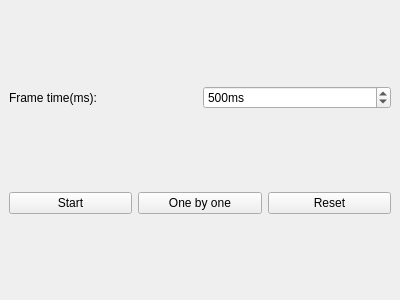
The window that Polyhedron/demo/Polyhedron/Plugins/Operations_on_polyhedra/Animate_widget.ui (CGAL/cgal) describes before a commit, drawn with Qt 5.
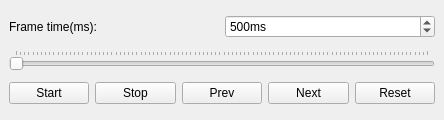
The same window after the commit.

The edit to the form file:
```diff
--- a/Polyhedron/demo/Polyhedron/Plugins/Operations_on_polyhedra/Animate_widget.ui
+++ b/Polyhedron/demo/Polyhedron/Plugins/Operations_on_polyhedra/Animate_widget.ui
@@ -6,8 +6,8 @@
    <rect>
     <x>0</x>
     <y>0</y>
-    <width>400</width>
-    <height>300</height>
+    <width>444</width>
+    <height>120</height>
    </rect>
   </property>
   <property name="windowTitle">
@@ -42,6 +42,16 @@
       </item>
      </layout>
     </item>
+    <item>
+     <widget class="QSlider" name="frameSlider">
+      <property name="orientation">
+       <enum>Qt::Horizontal</enum>
+      </property>
+      <property name="tickPosition">
+       <enum>QSlider::TicksAbove</enum>
+      </property>
+     </widget>
+    </item>
     <item>
      <layout class="QHBoxLayout" name="horizontalLayout">
       <item>
@@ -54,7 +64,21 @@
       <item>
        <widget class="QPushButton" name="readButton">
         <property name="text">
-         <string>One by one</string>
+         <string>Stop</string>
+        </property>
+       </widget>
+      </item>
+      <item>
+       <widget class="QPushButton" name="prevButton">
+        <property name="text">
+         <string>Prev</string>
+        </property>
+       </widget>
+      </item>
+      <item>
+       <widget class="QPushButton" name="nextButton">
+        <property name="text">
+         <string>Next</string>
         </property>
        </widget>
       </item>
```
Left out of the diff: 2 changed lines with no effect on the pictures.
